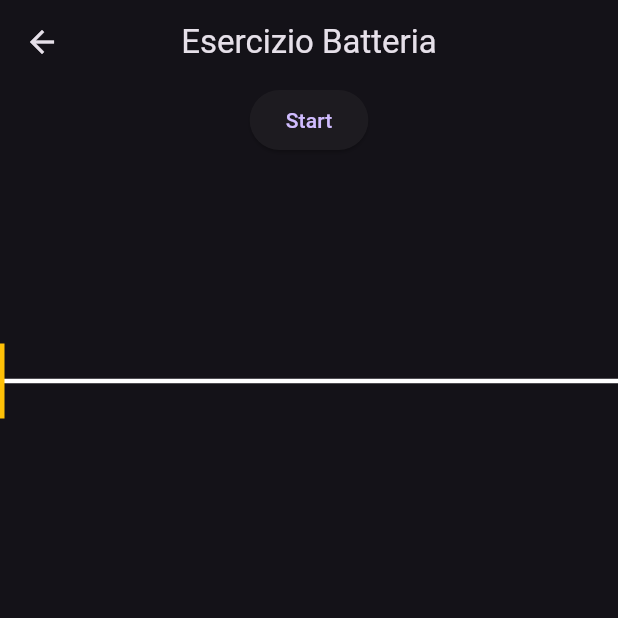
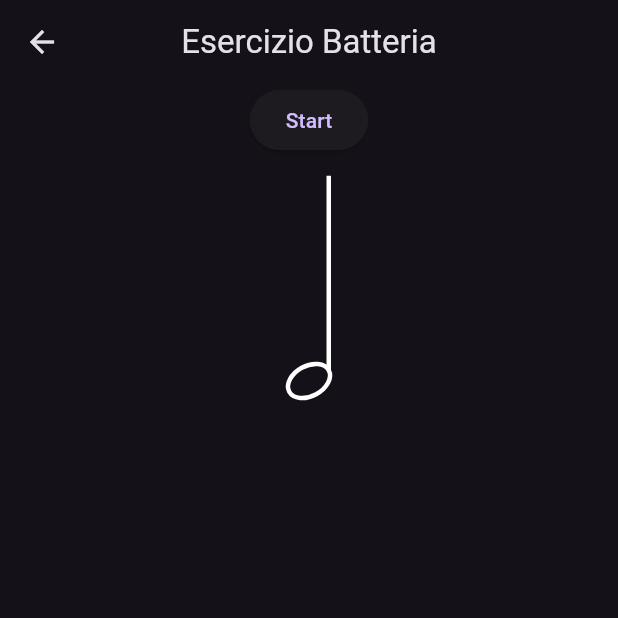
Before and after one commit to emavola/on-beat, a Flutter app: the screen it shows after launch, after a tap on "Go to exercize!", on a phone screen of 412 x 824 dp, the top half of it. Run offline on Flutter 3.47's test engine with Material 3 defaults, Android fonts, the light colour scheme and no system bars; our stand-ins replace fl_chart, sensors_plus.

Commit message:
Add note painter

```diff
--- a/lib/pages/exercise_page.dart
+++ b/lib/pages/exercise_page.dart
@@ -1,6 +1,7 @@
 import 'package:fl_chart/fl_chart.dart';
 import 'package:flutter/material.dart';
 import 'package:on_beat/services/accelerometer_service.dart';
+import 'package:on_beat/widgets/note_painter.dart';
 
 class ExercisePage extends StatefulWidget {
   const ExercisePage({super.key});
@@ -50,24 +51,11 @@ class _ExercisePageState extends State<ExercisePage>
               },
               child: Text("Start"),
             ),
-            SizedBox(
-              width: double.infinity,
-              height: 300,
-              child: Stack(
-                children: <Widget>[
-                  Align(
-                    alignment: Alignment.center,
-                    child: Container(
-                      color: Colors.white,
-                      width: double.infinity,
-                      height: 3,
-                    ),
-                  ),
-                  Align(
-                    alignment: Alignment(_animation.value, 0),
-                    child: Container(color: Colors.amber, width: 3, height: 50),
-                  ),
-                ],
+            Center(
+              child: SizedBox(
+                width: double.infinity,
+                height: 300,
+                child: CustomPaint(painter: NotePainter()),
               ),
             ),
           ],
--- /dev/null
+++ b/lib/widgets/note_painter.dart
@@ -0,0 +1,53 @@
+import 'dart:math';
+
+import 'package:flutter/material.dart';
+
+class NotePainter extends CustomPainter {
+  @override
+  void paint(Canvas canvas, Size size) {
+    final paint =
+        Paint()
+          ..color = Colors.white
+          ..strokeWidth = 3
+          ..style = PaintingStyle.stroke;
+
+    canvas.save();
+
+    final Offset center = Offset(size.width / 2, size.height / 2);
+    canvas.translate(center.dx, center.dy);
+    canvas.rotate(-0.5);
+
+    final Rect ovalRect = Rect.fromCenter(
+      center: Offset.zero,
+      width: 30,
+      height: 20,
+    );
+
+    canvas.drawOval(ovalRect, paint);
+    final Offset centerRight = ovalRect.centerRight;
+
+    canvas.restore();
+    canvas.translate(center.dx, center.dy);
+    final Offset newOff = _transformPoint(centerRight, Offset.zero, -0.5);
+
+    canvas.drawLine(
+      newOff,
+      Offset(newOff.dx, (-size.height / 2) + newOff.dx),
+      paint,
+    );
+  }
+
+  @override
+  bool shouldRepaint(covariant CustomPainter oldDelegate) {
+    return true;
+  }
+
+  Offset _transformPoint(Offset p, Offset translation, double angleRadians) {
+    // Apply rotation
+    final double x = p.dx * cos(angleRadians) - p.dy * sin(angleRadians);
+    final double y = p.dx * sin(angleRadians) + p.dy * cos(angleRadians);
+
+    // Apply translation
+    return Offset(x + translation.dx, y + translation.dy);
+  }
+}
```
